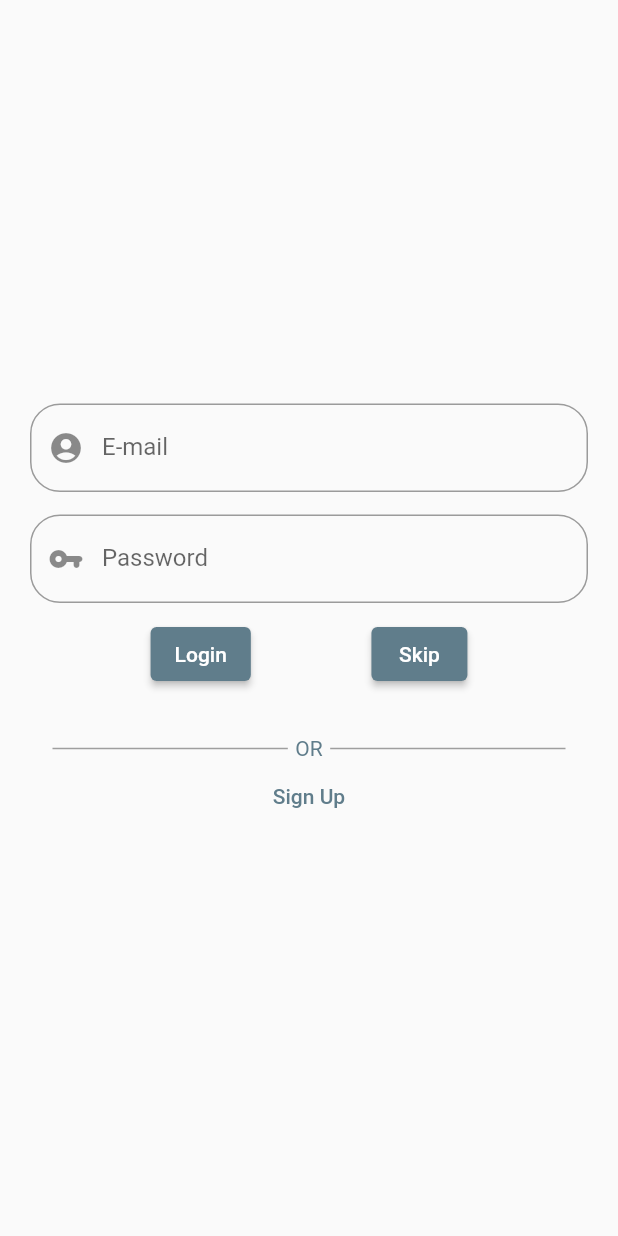
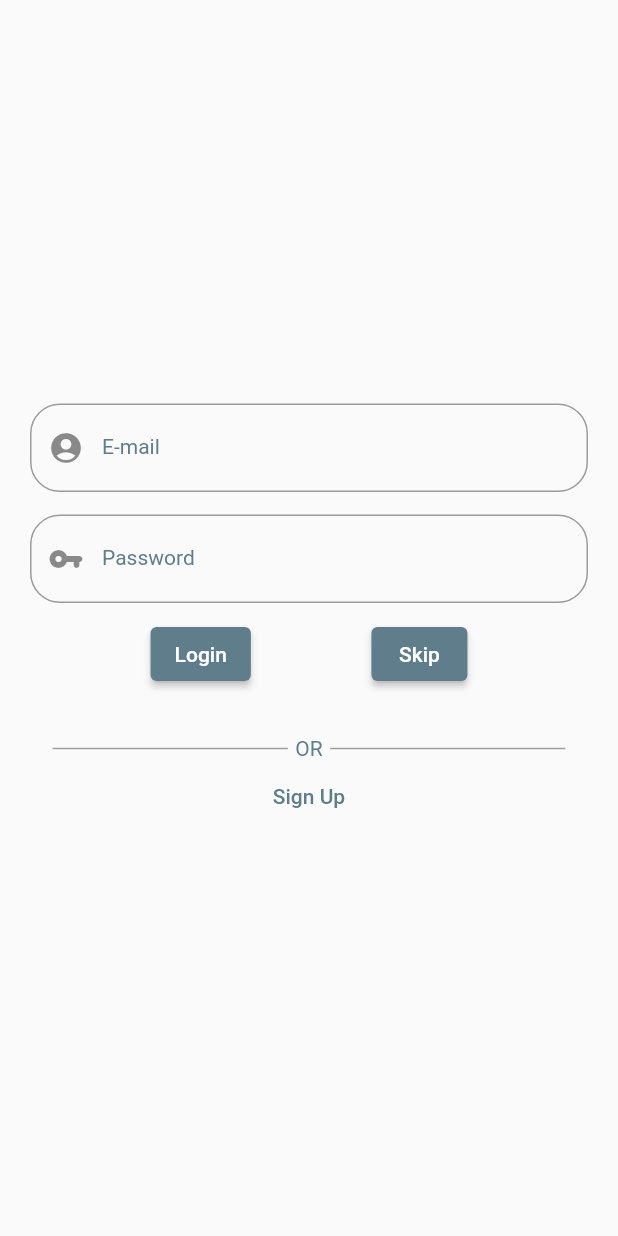
Before and after one commit to egemenongel/todeer, a Flutter app: the screen it shows after launch, on a phone screen of 412 x 824 dp. Run offline on Flutter 3.47's test engine with Material 2 defaults, Android fonts, the phone set to English and light mode, and no system bars; our stand-ins replace cloud_firestore, firebase_auth, firebase_core, flutter_slidable; accounts and stored records are empty.

Commit message:
Update default label style

```diff
--- a/lib/theme/theme.dart
+++ b/lib/theme/theme.dart
@@ -4,5 +4,10 @@ class MyTheme {
   static ThemeData theme = ThemeData(
     textTheme: TextTheme(headline2: TextStyle(color: Colors.deepPurple[700])),
     primarySwatch: Colors.blueGrey,
+    inputDecorationTheme: const InputDecorationTheme(
+        labelStyle: TextStyle(
+      color: Colors.blueGrey,
+      fontSize: 14.0,
+    )),
   );
 }
```
